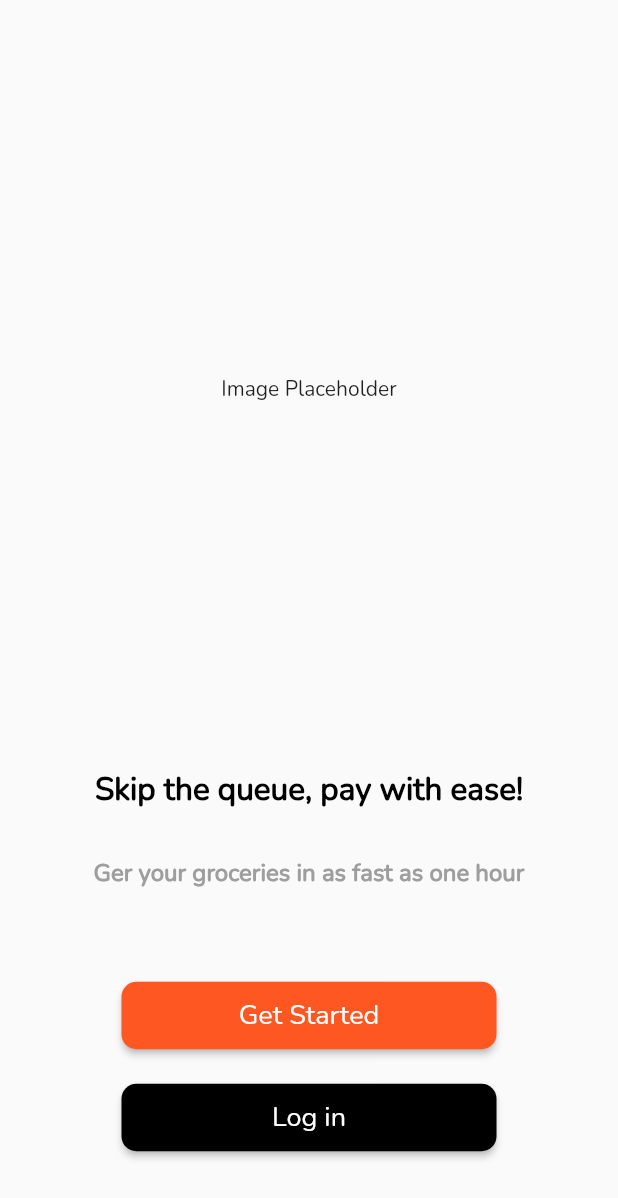
After one commit to Jinks02/Queaze, a Flutter app: the GetStarted screen opened directly, on a phone screen of 412 x 824 dp. The commit adds this screen. Shown: the top 1198 px of the screen. Run offline on Flutter 3.47's test engine with Material 2 defaults, Android fonts, the phone set to English and light mode, and no system bars; our stand-ins replace video_player.

Commit message:
added get started screen

```diff
--- a/lib/main.dart
+++ b/lib/main.dart
@@ -12,6 +12,10 @@ class MyApp extends StatelessWidget {
   Widget build(BuildContext context) {
     return MaterialApp(
       title: "Queaze",
+      theme: ThemeData(
+        primarySwatch: Colors.deepOrange,
+        fontFamily: "Nunito"
+      ),
       home: SplashScreen(),
     );
   }
--- /dev/null
+++ b/lib/view/get_started_view.dart
@@ -0,0 +1,87 @@
+import 'package:flutter/cupertino.dart';
+import 'package:flutter/material.dart';
+
+class GetStarted extends StatelessWidget {
+  @override
+  Widget build(BuildContext context) {
+    return Scaffold(
+        body: Column(
+      mainAxisAlignment: MainAxisAlignment.spaceBetween,
+      children: [
+        Container(
+          margin: EdgeInsets.only(top: 250),
+          width: double.infinity,
+
+          child: const Text(
+            "Image Placeholder",
+            textAlign: TextAlign.center,
+          ),
+        ),
+        Container(
+          child: Column(
+            children: [
+              Container(
+                child: const Text("Skip the queue, pay with ease!"
+                ,style: TextStyle(
+                    fontSize: 21,
+                    fontWeight: FontWeight.bold,
+                    color: Colors.black
+                  ),),
+              ),
+              Container(
+                margin: const EdgeInsets.only(bottom: 50, top: 30),
+                child: const Text("Ger your groceries in as fast as one hour",
+                style: TextStyle(
+                  fontSize: 16,
+                  fontWeight: FontWeight.bold,
+                  color: Colors.grey
+                ),),
+              ),
+              Column(
+                children: [
+                  Container(
+                    margin: EdgeInsets.only(top: 10),
+                    width: 250,
+                    child: ElevatedButton(
+                      onPressed: () {},
+                      style: ElevatedButton.styleFrom(
+                          shape: const RoundedRectangleBorder(
+                              borderRadius:
+                                  BorderRadius.all(Radius.circular(10)))),
+                      child: Container(
+                        padding: EdgeInsets.all(10),
+                        child: const Text(
+                          "Get Started",
+                          style: TextStyle(fontSize: 18),
+                        ),
+                      ),
+                    ),
+                  ),
+                  Container(
+                    margin: EdgeInsets.only(top: 20, bottom: 55),
+                    width: 250,
+                    child: ElevatedButton(
+                      onPressed: () {},
+                      style: ElevatedButton.styleFrom(
+                          backgroundColor: Colors.black,
+                          shape: const RoundedRectangleBorder(
+                              borderRadius:
+                                  BorderRadius.all(Radius.circular(10)))),
+                      child: Container(
+                        padding: const EdgeInsets.all(10),
+                        child: const Text(
+                          "Log in",
+                          style: TextStyle(fontSize: 18),
+                        ),
+                      ),
+                    ),
+                  )
+                ],
+              ),
+            ],
+          ),
+        ),
+      ],
+    ));
+  }
+}
--- a/lib/view/splash_view.dart
+++ b/lib/view/splash_view.dart
@@ -1,4 +1,5 @@
 import 'package:flutter/material.dart';
+import 'package:queaze/view/get_started_view.dart';
 import 'package:video_player/video_player.dart';
 
 import 'on_boarding_view.dart';
```
